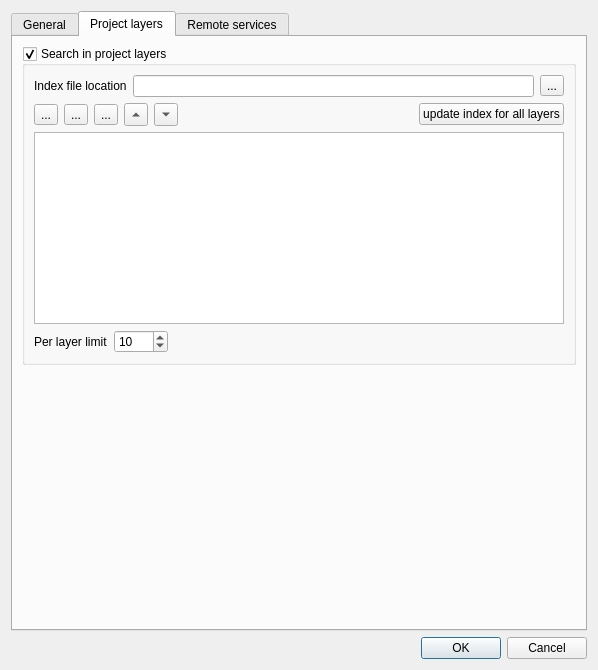
Before: the Qt Designer form ui/ui_configuration.ui in 3nids/quickfinder, drawn with Qt 5.
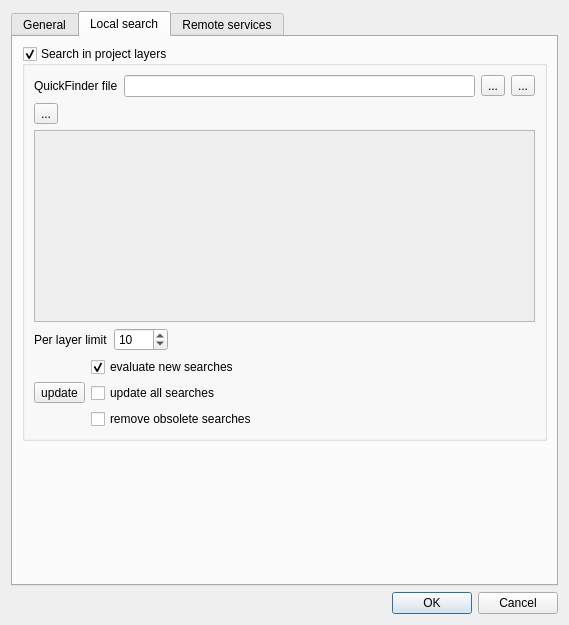
After: the same form once the commit is applied.

Patch:
```diff
--- a/ui/ui_configuration.ui
+++ b/ui/ui_configuration.ui
@@ -6,8 +6,8 @@
    <rect>
     <x>0</x>
     <y>0</y>
-    <width>598</width>
-    <height>670</height>
+    <width>569</width>
+    <height>625</height>
    </rect>
   </property>
   <property name="windowTitle">
@@ -68,7 +68,7 @@
      </widget>
      <widget class="QWidget" name="projectTab">
       <attribute name="title">
-       <string>Project layers</string>
+       <string>Local search</string>
       </attribute>
       <layout class="QVBoxLayout" name="verticalLayout_4">
        <item>
@@ -80,92 +80,75 @@
           <bool>true</bool>
          </property>
          <layout class="QGridLayout" name="gridLayout">
-          <item row="1" column="0">
-           <layout class="QHBoxLayout" name="horizontalLayout_10">
-            <item>
-             <widget class="QToolButton" name="addButton">
-              <property name="text">
-               <string>...</string>
-              </property>
-             </widget>
-            </item>
-            <item>
-             <widget class="QToolButton" name="removeButtton">
-              <property name="text">
-               <string>...</string>
-              </property>
-             </widget>
-            </item>
-            <item>
-             <widget class="QToolButton" name="editButton">
-              <property name="text">
-               <string>...</string>
-              </property>
-             </widget>
-            </item>
-            <item>
-             <widget class="QToolButton" name="upButton">
-              <property name="text">
-               <string>...</string>
-              </property>
-              <property name="arrowType">
-               <enum>Qt::UpArrow</enum>
-              </property>
-             </widget>
-            </item>
-            <item>
-             <widget class="QToolButton" name="downButton">
-              <property name="text">
-               <string>...</string>
-              </property>
-              <property name="arrowType">
-               <enum>Qt::DownArrow</enum>
-              </property>
-             </widget>
-            </item>
-            <item>
-             <spacer name="horizontalSpacer_6">
-              <property name="orientation">
-               <enum>Qt::Horizontal</enum>
-              </property>
-              <property name="sizeHint" stdset="0">
-               <size>
-                <width>40</width>
-                <height>20</height>
-               </size>
-              </property>
-             </spacer>
-            </item>
-            <item>
-             <widget class="QPushButton" name="pushButton">
-              <property name="text">
-               <string>update index for all layers</string>
-              </property>
-             </widget>
-            </item>
-           </layout>
-          </item>
           <item row="0" column="0">
            <layout class="QHBoxLayout" name="horizontalLayout_9">
             <item>
              <widget class="QLabel" name="label_2">
               <property name="text">
-               <string>Index file location</string>
+               <string>QuickFinder file</string>
               </property>
              </widget>
             </item>
             <item>
-             <widget class="QLineEdit" name="lineEdit"/>
+             <widget class="QLineEdit" name="qftsfilepath">
+              <property name="readOnly">
+               <bool>true</bool>
+              </property>
+             </widget>
             </item>
             <item>
-             <widget class="QToolButton" name="toolButton">
+             <widget class="QToolButton" name="openFileButton">
               <property name="text">
                <string>...</string>
               </property>
              </widget>
             </item>
+            <item>
+             <widget class="QToolButton" name="createFileButton">
+              <property name="text">
+               <string>...</string>
+              </property>
+             </widget>
+            </item>
            </layout>
           </item>
+          <item row="1" column="0">
+           <layout class="QHBoxLayout" name="horizontalLayout_10">
+            <item>
+             <widget class="QToolButton" name="addSearchButton">
+              <property name="text">
+               <string>...</string>
+              </property>
+             </widget>
+            </item>
+            <item>
+             <spacer name="horizontalSpacer_6">
+              <property name="orientation">
+               <enum>Qt::Horizontal</enum>
+              </property>
+              <property name="sizeHint" stdset="0">
+               <size>
+                <width>40</width>
+                <height>20</height>
+               </size>
+              </property>
+             </spacer>
+            </item>
+           </layout>
+          </item>
+          <item row="2" column="0">
+           <widget class="QTableView" name="localSearchTable">
+            <property name="enabled">
+             <bool>false</bool>
+            </property>
+            <property name="selectionMode">
+             <enum>QAbstractItemView::SingleSelection</enum>
+            </property>
+            <property name="selectionBehavior">
+             <enum>QAbstractItemView::SelectRows</enum>
+            </property>
+           </widget>
+          </item>
           <item row="3" column="0">
            <layout class="QHBoxLayout" name="horizontalLayout">
             <item>
@@ -203,8 +186,40 @@
             </item>
            </layout>
           </item>
-          <item row="2" column="0">
-           <widget class="QTableView" name="projectLayersTable"/>
+          <item row="4" column="0">
+           <layout class="QGridLayout" name="gridLayout_2">
+            <item row="2" column="1">
+             <widget class="QCheckBox" name="checkBox_3">
+              <property name="text">
+               <string>remove obsolete searches</string>
+              </property>
+             </widget>
+            </item>
+            <item row="0" column="1">
+             <widget class="QCheckBox" name="checkBox">
+              <property name="text">
+               <string>evaluate new searches</string>
+              </property>
+              <property name="checked">
+               <bool>true</bool>
+              </property>
+             </widget>
+            </item>
+            <item row="1" column="1">
+             <widget class="QCheckBox" name="checkBox_2">
+              <property name="text">
+               <string>update all searches</string>
+              </property>
+             </widget>
+            </item>
+            <item row="0" column="0" rowspan="3">
+             <widget class="QToolButton" name="toolButton">
+              <property name="text">
+               <string>update</string>
+              </property>
+             </widget>
+            </item>
+           </layout>
           </item>
          </layout>
         </widget>
```
Left out of the diff: 10 changed lines with no effect on the pictures.
